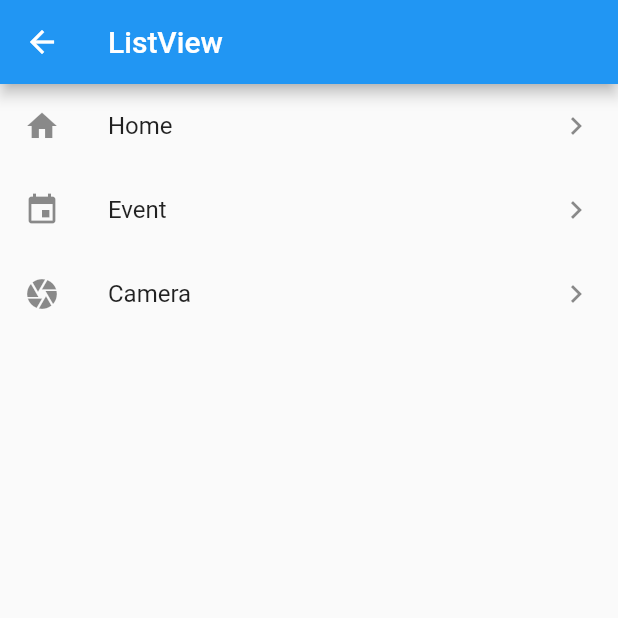
After one commit to karais89/flutter_survival_coding, a Flutter app: the MultiMenu screen opened directly, after a tap on "ListView", on a phone screen of 412 x 824 dp, the top half of it. The commit adds this screen. Run offline on Flutter 3.47's test engine with Material 2 defaults, Android fonts, the phone set to English and light mode, and no system bars.

Commit message:
ListView

```diff
--- /dev/null
+++ b/chapter04/lib/multi/list_view_page.dart
@@ -0,0 +1,35 @@
+import 'package:flutter/material.dart';
+
+class ListViewPage extends StatelessWidget {
+  @override
+  Widget build(BuildContext context) {
+    return Scaffold(
+      appBar: AppBar(
+        title: Text('ListView'),
+      ),
+      body: ListView(
+        scrollDirection: Axis.vertical,
+        children: [
+          ListTile(
+            leading: Icon(Icons.home),
+            title: Text('Home'),
+            trailing: Icon(Icons.navigate_next),
+            onTap: () {},
+          ),
+          ListTile(
+            leading: Icon(Icons.event),
+            title: Text('Event'),
+            trailing: Icon(Icons.navigate_next),
+            onTap: () {},
+          ),
+          ListTile(
+            leading: Icon(Icons.camera),
+            title: Text('Camera'),
+            trailing: Icon(Icons.navigate_next),
+            onTap: () {},
+          ),
+        ],
+      ),
+    );
+  }
+}
--- a/chapter04/lib/multi/multi_menu.dart
+++ b/chapter04/lib/multi/multi_menu.dart
@@ -1,5 +1,6 @@
 import 'package:chapter04/multi/column_page.dart';
 import 'package:chapter04/multi/container_page.dart';
+import 'package:chapter04/multi/list_view_page.dart';
 import 'package:chapter04/multi/row_page.dart';
 import 'package:chapter04/multi/single_child_scroll_view_page.dart';
 import 'package:chapter04/multi/stack_page.dart';
@@ -34,6 +35,10 @@ class MultiMenu extends StatelessWidget {
             title: 'SingleChildScrollView',
             page: SingleChildScrollViewPage(),
           ),
+          MyListTile(
+            title: 'ListView',
+            page: ListViewPage(),
+          ),
         ],
       ),
     );
```
